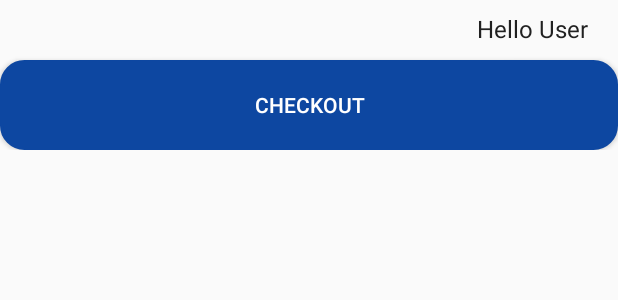
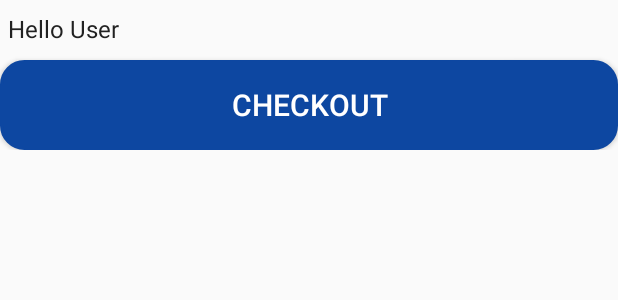
Before and after one commit to robertarg72/OMGShoppingApp, an Android app: the layout activity_shopping_cart.xml on its own in the app's theme, with its tools: preview values and no code run, on a phone screen of 412 x 824 dp. Shown: the top 300 px of the screen. Run offline under Robolectric (Android 15) with nearby library versions, the light colour scheme and no system bars.

Commit message:
Add Checkout screen for payment details

```diff
--- a/app/src/main/AndroidManifest.xml
+++ b/app/src/main/AndroidManifest.xml
@@ -34,7 +34,8 @@
         <activity android:name=".ShoppingCartActivity" />
         <activity android:name=".CategoriesActivity" />
         <activity android:name=".AboutActivity" />
-        <activity android:name=".RegisterActivity"></activity>
+        <activity android:name=".RegisterActivity" />
+        <activity android:name=".PaymentActivity"/>
     </application>
 
 </manifest>
--- a/app/src/main/java/com/centennialcollege/omgshoppingapp/utils/Utils.java
+++ b/app/src/main/java/com/centennialcollege/omgshoppingapp/utils/Utils.java
@@ -24,6 +24,9 @@ public class Utils {
     // Constant for greeting the username
     private static final String GREETING = "Hello, ";
     public static final String AVAILABLE_TEXT_PREFIX = "Available: ";
+
+    public static final int CARD_REQUIRED_DIGITS = 4;
+    public static final int SECURITY_CODE_REQUIRED_DIGITS = 3;
 
     // Constants to be used for Orders
     public static final String ORDER_DEFAULT_EMPLOYEE_ID = "1";
@@ -157,12 +160,13 @@ public class Utils {
 
     }
 
-    public static void setUserGreetingTextView(Activity context, int textViewId) {
+    public static String setUserGreetingTextView(Activity context, int textViewId) {
         String username = getFromSharedPreferences(context, SHARED_PREFERENCES_USER_KEY);
         TextView loggedInUserGreeting = context.findViewById(textViewId);
         String greeting = GREETING + username;
         loggedInUserGreeting.setText(greeting);
         loggedInUserGreeting.setTypeface(Typeface.DEFAULT_BOLD);
+        return username;
     }
 
     public static String getCurrentDateTime() {
--- a/app/src/main/res/layout/activity_shopping_cart.xml
+++ b/app/src/main/res/layout/activity_shopping_cart.xml
@@ -7,20 +7,14 @@
 <LinearLayout xmlns:android="http://schemas.android.com/apk/res/android"
     xmlns:tools="http://schemas.android.com/tools"
     android:layout_width="match_parent"
-    android:layout_height="match_parent"
+    android:layout_height="wrap_content"
     android:orientation="vertical"
     tools:context="com.centennialcollege.omgshoppingapp.ShoppingCartActivity">
 
             <TextView
             android:id="@+id/greeting"
-                style="@style/labelStyle"
-                android:layout_width="match_parent"
-                android:layout_height="wrap_content"
-                android:layout_gravity="end"
-                android:layout_marginRight="@dimen/large_text_margin"
-                android:layout_marginTop="@dimen/text_margin"
-                android:text="Hello User"
-                android:textAlignment="viewEnd" />
+            style="@style/Greeting"
+            />
 
             <ListView
                 android:id="@+id/order_Items_list"
@@ -31,7 +25,8 @@
             <Button
                 android:id="@+id/checkoutButton"
                 style="@style/checkoutButton"
-                android:text="Checkout"/>
+                android:text="@string/checkout_button_text"
+                android:onClick="onCheckoutButtonClick"/>
 
 </LinearLayout>
 
--- a/app/src/main/res/values/dimens.xml
+++ b/app/src/main/res/values/dimens.xml
@@ -9,6 +9,8 @@
 
     <dimen name="text_margin">8dp</dimen>
     <dimen name="large_text_margin">20dp</dimen>
+    <dimen name="greeting_left_margin">5dp</dimen>
+
     <dimen name="label_text_size">16dp</dimen>
 
     <dimen name="productNameTextSize">23sp</dimen>
--- a/app/src/main/res/values/styles.xml
+++ b/app/src/main/res/values/styles.xml
@@ -103,6 +103,7 @@
         <item name="android:layout_height">wrap_content</item>
         <item name="android:layout_gravity">end</item>
         <item name="android:layout_marginRight">@dimen/large_text_margin</item>
+        <item name="android:layout_marginLeft">@dimen/greeting_left_margin</item>
         <item name="android:layout_marginTop">@dimen/text_margin</item>
         <item name="android:text">@string/hello_user_sample_text</item>
 
@@ -325,6 +326,7 @@
         <item name="android:textColor">@color/white</item>
         <item name="android:height">60dp</item>
         <item name="android:layout_marginTop">10dp</item>
+        <item name="android:textSize">20sp</item>
         <item name="android:background">@drawable/rounded_border_button</item>
     </style>
 
```
Also changed, not shown: app/src/main/java/com/centennialcollege/omgshoppingapp/ShoppingCartActivity.java (+11 -0 lines), app/src/main/java/com/centennialcollege/omgshoppingapp/database/DatabaseManager.java (+33 -3 lines), app/src/main/res/layout/activity_single_product.xml (+5 -4 lines), app/src/main/res/values/strings.xml (+31 -0 lines). Lines whose indentation alone changed are shown as unchanged.
